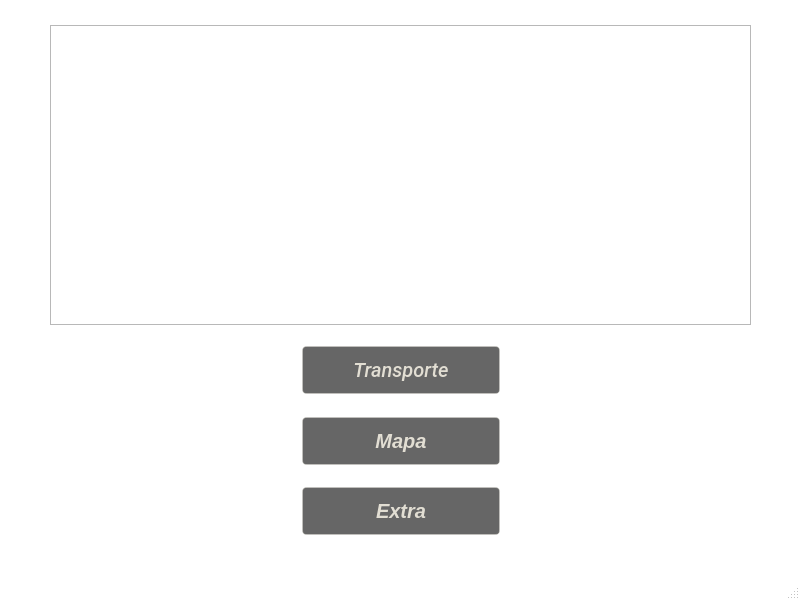
Before: the Qt Designer form mainwindow.ui in Alejandro-2199/proyecto12ADA, drawn with Qt 5.
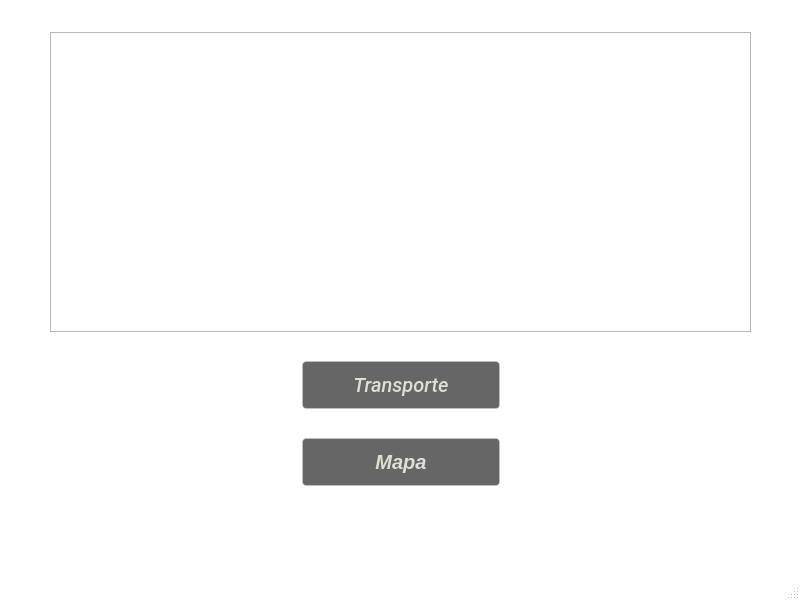
After: the same form once the commit is applied. Icons and pictures are not drawn.

Diff of the .ui file:
```diff
--- a/mainwindow.ui
+++ b/mainwindow.ui
@@ -46,9 +46,9 @@
      <colorrole role="Window">
       <brush brushstyle="SolidPattern">
        <color alpha="255">
-        <red>64</red>
-        <green>65</green>
-        <blue>66</blue>
+        <red>255</red>
+        <green>255</green>
+        <blue>255</blue>
        </color>
       </brush>
      </colorrole>
@@ -84,9 +84,9 @@
      <colorrole role="Window">
       <brush brushstyle="SolidPattern">
        <color alpha="255">
-        <red>64</red>
-        <green>65</green>
-        <blue>66</blue>
+        <red>255</red>
+        <green>255</green>
+        <blue>255</blue>
        </color>
       </brush>
      </colorrole>
@@ -113,18 +113,18 @@
      <colorrole role="Base">
       <brush brushstyle="SolidPattern">
        <color alpha="255">
-        <red>64</red>
-        <green>65</green>
-        <blue>66</blue>
+        <red>255</red>
+        <green>255</green>
+        <blue>255</blue>
        </color>
       </brush>
      </colorrole>
      <colorrole role="Window">
       <brush brushstyle="SolidPattern">
        <color alpha="255">
-        <red>64</red>
-        <green>65</green>
-        <blue>66</blue>
+        <red>255</red>
+        <green>255</green>
+        <blue>255</blue>
        </color>
       </brush>
      </colorrole>
@@ -451,65 +451,6 @@
            </property>
           </spacer>
          </item>
-         <item>
-          <widget class="QPushButton" name="pushButton_2">
-           <property name="minimumSize">
-            <size>
-             <width>200</width>
-             <height>50</height>
-            </size>
-           </property>
-           <property name="maximumSize">
-            <size>
-             <width>200</width>
-             <height>50</height>
-            </size>
-           </property>
-           <property name="contextMenuPolicy">
-            <enum>Qt::CustomContextMenu</enum>
-           </property>
-           <property name="layoutDirection">
-            <enum>Qt::LeftToRight</enum>
-           </property>
-           <property name="styleSheet">
-            <string notr="true">QPushButton {
-    width: 202px; 
-    height: 52px;
-    background-color: rgba(0, 0, 0, 0.6);
-    border: none; 
-    border-radius: 4px;
-    color: #E2DED3; 
-    font-family: 'Roboto';
-    font-style: italic;
-    font-weight: 500;
-    font-size: 20px;
-    padding: 0; 
-    text-align: center;
-    margin: 1px; 
-    border: 1px solid rgba(226, 222, 211, 0.3); 
-}
-
-
-QPushButton:pressed {
-    background: rgba(0, 0, 0, 0.2); 
-}
-
-
-QPushButton:hover {
-	width: 346px;
-    height: 75px;
-    border: 1px solid #E2DED3;
-    background: rgba(0, 0, 0, 0.9);
-}
-
-
-</string>
-           </property>
-           <property name="text">
-            <string>Extra</string>
-           </property>
-          </widget>
-         </item>
          <item>
           <spacer name="horizontalSpacer_12">
            <property name="orientation">
```
